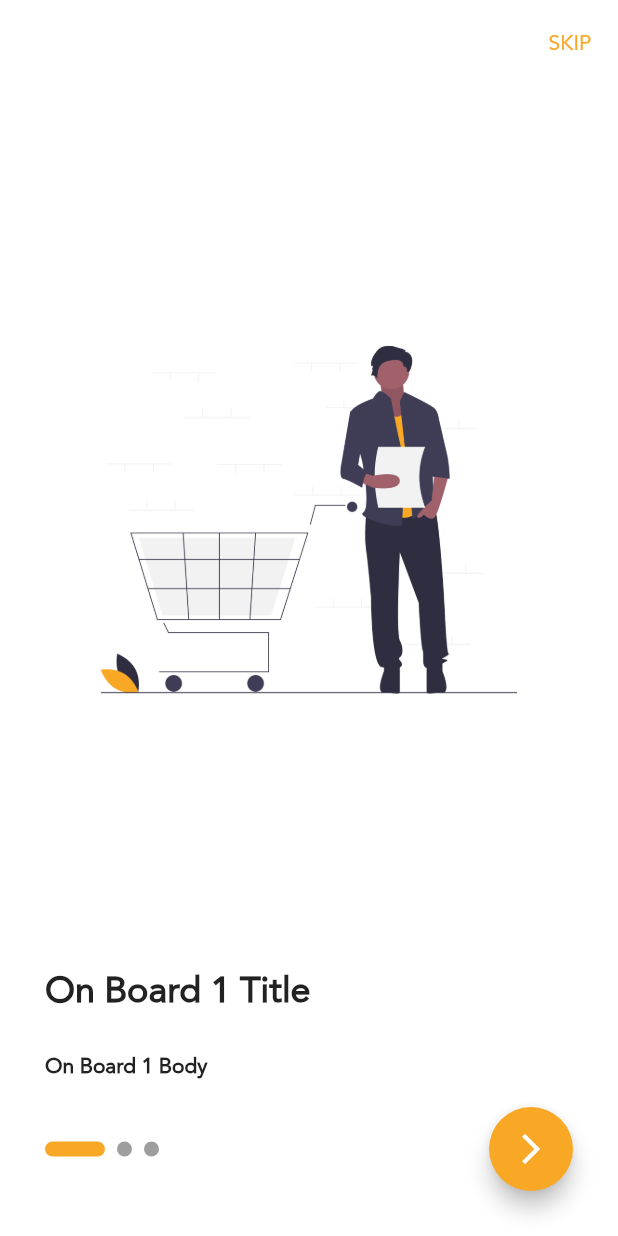
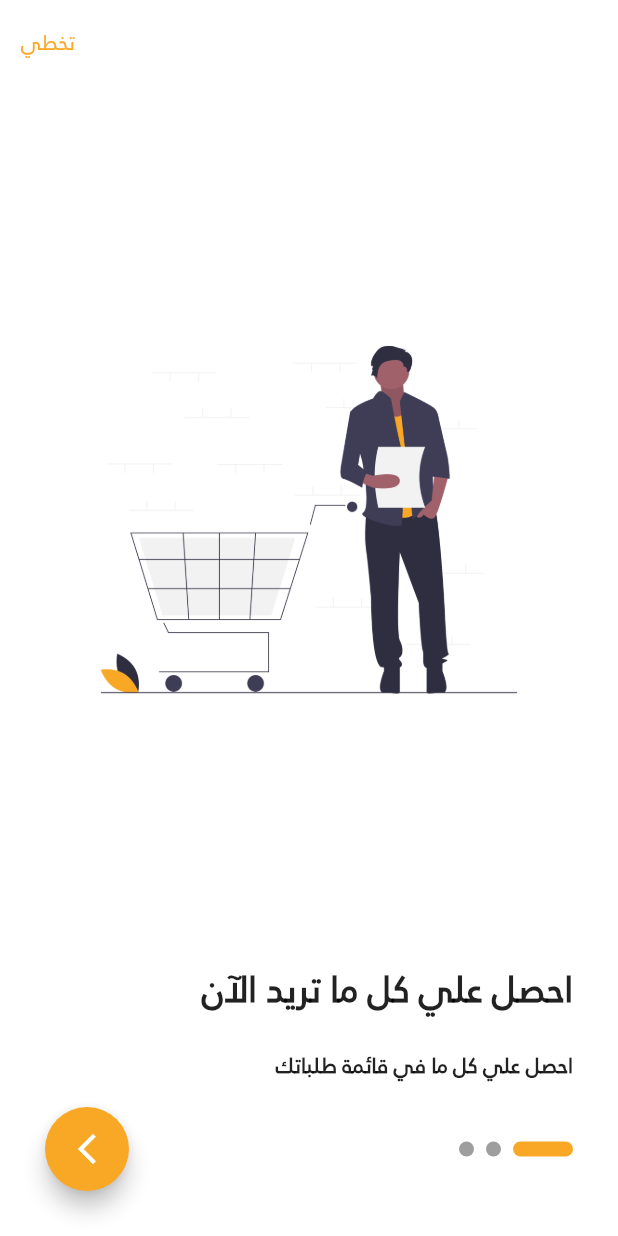
Before and after one commit to AbdelrahmanAshraf98/ecommerce_app, a Flutter app: the screen it shows after launch, on a phone screen of 412 x 824 dp. Run offline on Flutter 3.47's test engine with Material 2 defaults, Android fonts, the phone set to English and light mode, and no system bars; drawn by our look-alikes of smooth_page_indicator; our stand-ins replace bloc, carousel_slider, conditional_builder, dio, flutter_bloc, fluttertoast and 1 more; missing offline and left inert: conditional; accounts and stored records are empty.

Commit message:
Fixing Bugs and arabic texts

```diff
--- a/lib/main.dart
+++ b/lib/main.dart
@@ -12,6 +12,7 @@ import 'package:shop_app/shared/styles/color.dart';
 import 'layouts/home_layout.dart';
 
 void main() async {
+
   WidgetsFlutterBinding.ensureInitialized();
   Bloc.observer = MyBlocObserver();
   DioHelper.init();
@@ -28,6 +29,7 @@ void main() async {
     widgetScreen = OnBoardingScreen();
 
   runApp(MyApp(
+    Token:token,
     onBoarding: onBoarding,
     widgetScreen: widgetScreen,
   ));
@@ -35,16 +37,17 @@ void main() async {
 
 class MyApp extends StatelessWidget {
   bool onBoarding;
+  String Token;
   Widget widgetScreen;
-  MyApp({this.onBoarding, this.widgetScreen});
+  MyApp({this.onBoarding, this.widgetScreen,this.Token});
   @override
   Widget build(BuildContext context) {
     return BlocProvider(
       create: (context) => HomeCubit()
-        ..getHomeData()
-        ..getCategoriesData()
-        ..getFavouritesData()
-        ..getUserData(),
+        ..getHomeData(Token)
+        ..getCategoriesData(Token)
+        ..getFavouritesData(Token)
+        ..getUserData(Token),
       child: MaterialApp(
         theme: ThemeData(
             fontFamily: 'Jannah',
--- a/lib/modules/favourites/favourites_screen.dart
+++ b/lib/modules/favourites/favourites_screen.dart
@@ -137,7 +137,9 @@ Widget buildFavItem(FavouritesModel model, int index, context) => Padding(
                           ),
                           onPressed: () {
                             HomeCubit.get(context)
-                                .changeFav(model.data.items[index].product.id);
+                                .changeFav(model.data.items[index].product.id,
+                                token,
+                            );
                           })
                     ],
                   ),
--- a/lib/modules/login/cubit/cubit.dart
+++ b/lib/modules/login/cubit/cubit.dart
@@ -29,8 +29,8 @@ class LoginCubit extends Cubit<LoginStates> {
       loginModel = LoginModel.fromJson(value.data);
       HomeCubit.get(context).changeBottom(0);
       print(loginModel.message);
+
       emit(LoginSuccessState(loginModel));
-      HomeCubit.get(context).getUserData();
     }).catchError((error){
       emit(LoginErrorState(error.toString()));
     });
--- a/lib/modules/on_boarding/on_boarding_screen.dart
+++ b/lib/modules/on_boarding/on_boarding_screen.dart
@@ -22,24 +22,26 @@ class OnBoardingScreen extends StatelessWidget {
   List<BoardingModel> boarding = [
     BoardingModel(
       image: 'assets/images/empty_cart.png',
-      title: 'On Board 1 Title',
-      body: 'On Board 1 Body',
+      title: 'احصل علي كل ما تريد الآن',
+      body: 'احصل علي كل ما في قائمة طلباتك',
     ),
     BoardingModel(
       image: 'assets/images/online_groceries.png',
-      title: 'On Board 2 Title',
-      body: 'On Board 2 Body',
+      title: 'احصلي علي كافة سلع للمنزل',
+      body: 'جميع السلع المنزلية بارخص الاسعار',
     ),
     BoardingModel(
       image: 'assets/images/shopping_app.png',
-      title: 'On Board 3 Title',
-      body: 'On Board 3 Body',
+      title: 'تسوقي من بيتك',
+      body: 'احصلي علي جميع المنتجات بدون عناء',
     )
   ];
   var boardController = PageController();
   @override
   Widget build(BuildContext context) {
-    return Scaffold(
+    return Directionality(
+      textDirection: TextDirection.rtl,
+      child: Scaffold(
         appBar: AppBar(
           systemOverlayStyle: SystemUiOverlayStyle(
             statusBarColor: Colors.white,
@@ -51,7 +53,7 @@ class OnBoardingScreen extends StatelessWidget {
               CacheHelper.saveData(key: 'onBoard', value: true).then((value) =>
                   navigateAndFinish(context, LoginScreen()));
             },
-            child: Text('SKIP',style: TextStyle(color: kPrimaryColor),),),
+              child: Text('تخطي',style: TextStyle(color: kPrimaryColor),),),
           ],
         ),
         body: Padding(
@@ -99,6 +101,7 @@ class OnBoardingScreen extends StatelessWidget {
             ],
           ),
         ),
+      ),
     );
   }
 }
--- a/lib/modules/products/products_screen.dart
+++ b/lib/modules/products/products_screen.dart
@@ -171,7 +171,7 @@ Widget productsBuilder(HomeModel model, context, CategoriesModel cModel) =>
                                       ),
                                     ),
                                     onPressed: () {
-                                      HomeCubit.get(context).changeFav(model.data.products[index].id);
+                                      HomeCubit.get(context).changeFav(model.data.products[index].id,token);
                                     })
                               ],
                             ),
--- a/lib/modules/register/cubit/cubit.dart
+++ b/lib/modules/register/cubit/cubit.dart
@@ -33,6 +33,9 @@ class RegisterCubit extends Cubit<RegisterStates> {
       registerModel = LoginModel.fromJson(value.data);
       HomeCubit.get(context).changeBottom(0);
       print(registerModel.message);
+      HomeCubit.get(context).getUserData(registerModel.data.token);
+      HomeCubit.get(context).getHomeData(registerModel.data.token);
+      HomeCubit.get(context).getFavouritesData(registerModel.data.token);
       emit(RegisterSuccessState(registerModel));
     }).catchError((error) {
       emit(RegisterErrorState(error.toString()));
--- a/pubspec.yaml
+++ b/pubspec.yaml
@@ -23,6 +23,7 @@ dependencies:
   fluttertoast: ^8.0.6
   carousel_slider: ^3.0.0
   conditional_builder: ^1.0.2
+  image_picker: ^0.7.4
 
 
 
```
Also changed, not shown: lib/layouts/cubit/cubit.dart (+7 -6 lines), lib/modules/login/login_screen.dart (+17 -10 lines), lib/modules/search/search_screen.dart (+6 -3 lines). Lines whose indentation alone changed are shown as unchanged.
